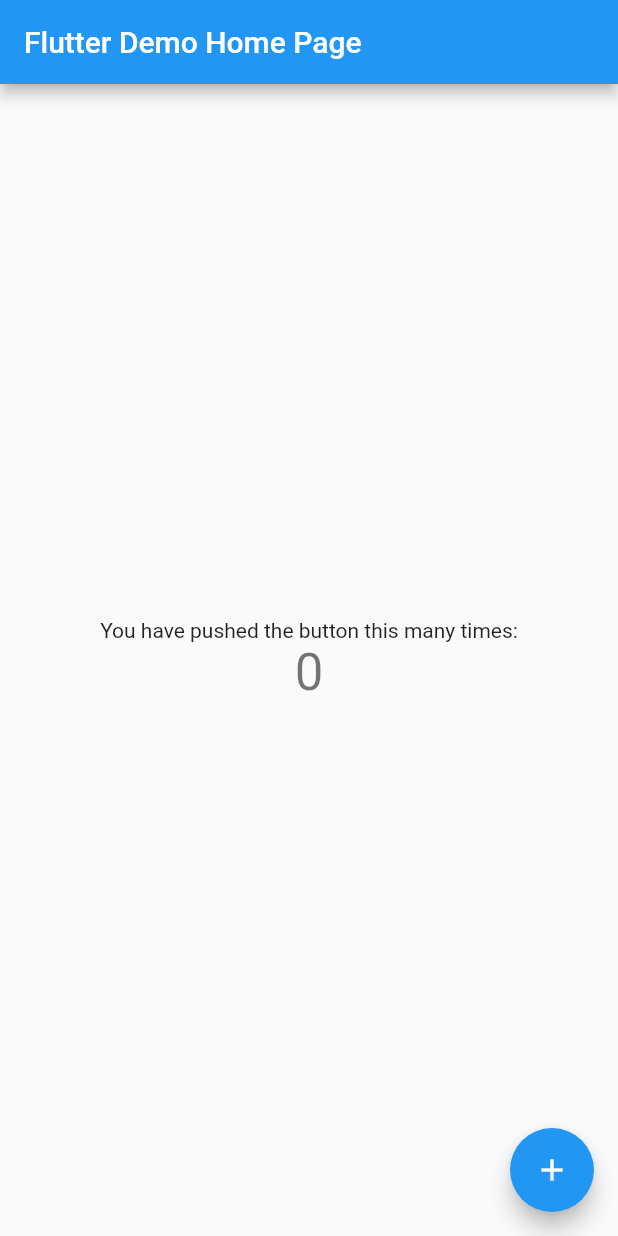
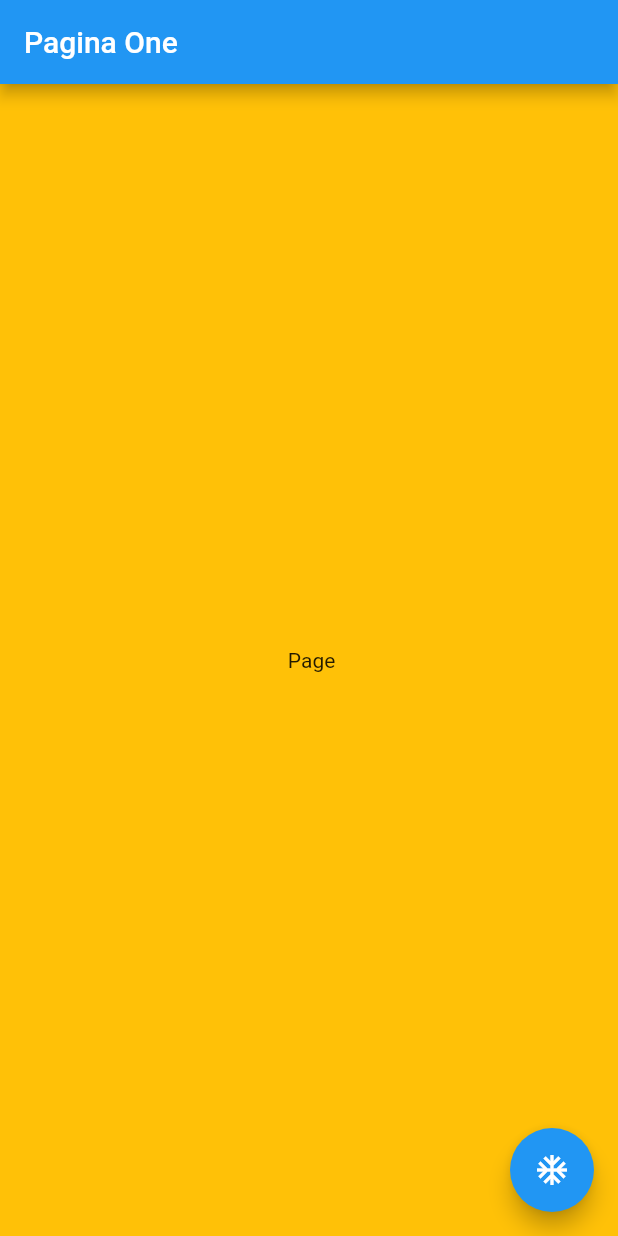
Before and after one commit to AleFachini/transitionsapp, a Flutter app: the screen it shows after launch, on a phone screen of 412 x 824 dp. Run offline on Flutter 3.47's test engine with Material 2 defaults, Android fonts, the phone set to English and light mode, and no system bars.

Commit message:
primera transicion

```diff
--- a/lib/main.dart
+++ b/lib/main.dart
@@ -1,4 +1,5 @@
 import 'package:flutter/material.dart';
+import 'package:transitionsapp/src/pages/pagina1_page.dart';
 
 void main() {
   runApp(const MyApp());
@@ -7,109 +8,15 @@ void main() {
 class MyApp extends StatelessWidget {
   const MyApp({Key? key}) : super(key: key);
 
-  // This widget is the root of your application.
   @override
   Widget build(BuildContext context) {
     return MaterialApp(
+      debugShowCheckedModeBanner: false,
       title: 'Flutter Demo',
       theme: ThemeData(
-        // This is the theme of your application.
-        //
-        // Try running your application with "flutter run". You'll see the
-        // application has a blue toolbar. Then, without quitting the app, try
-        // changing the primarySwatch below to Colors.green and then invoke
-        // "hot reload" (press "r" in the console where you ran "flutter run",
-        // or simply save your changes to "hot reload" in a Flutter IDE).
-        // Notice that the counter didn't reset back to zero; the application
-        // is not restarted.
         primarySwatch: Colors.blue,
       ),
-      home: const MyHomePage(title: 'Flutter Demo Home Page'),
+      home: PaginaOnePage(),
     );
   }
 }
-
-class MyHomePage extends StatefulWidget {
-  const MyHomePage({Key? key, required this.title}) : super(key: key);
-
-  // This widget is the home page of your application. It is stateful, meaning
-  // that it has a State object (defined below) that contains fields that affect
-  // how it looks.
-
-  // This class is the configuration for the state. It holds the values (in this
-  // case the title) provided by the parent (in this case the App widget) and
-  // used by the build method of the State. Fields in a Widget subclass are
-  // always marked "final".
-
-  final String title;
-
-  @override
-  State<MyHomePage> createState() => _MyHomePageState();
-}
-
-class _MyHomePageState extends State<MyHomePage> {
-  int _counter = 0;
-
-  void _incrementCounter() {
-    setState(() {
-      // This call to setState tells the Flutter framework that something has
-      // changed in this State, which causes it to rerun the build method below
-      // so that the display can reflect the updated values. If we changed
-      // _counter without calling setState(), then the build method would not be
-      // called again, and so nothing would appear to happen.
-      _counter++;
-    });
-  }
-
-  @override
-  Widget build(BuildContext context) {
-    // This method is rerun every time setState is called, for instance as done
-    // by the _incrementCounter method above.
-    //
-    // The Flutter framework has been optimized to make rerunning build methods
-    // fast, so that you can just rebuild anything that needs updating rather
-    // than having to individually change instances of widgets.
-    return Scaffold(
-      appBar: AppBar(
-        // Here we take the value from the MyHomePage object that was created by
-        // the App.build method, and use it to set our appbar title.
-        title: Text(widget.title),
-      ),
-      body: Center(
-        // Center is a layout widget. It takes a single child and positions it
-        // in the middle of the parent.
-        child: Column(
-          // Column is also a layout widget. It takes a list of children and
-          // arranges them vertically. By default, it sizes itself to fit its
-          // children horizontally, and tries to be as tall as its parent.
-          //
-          // Invoke "debug painting" (press "p" in the console, choose the
-          // "Toggle Debug Paint" action from the Flutter Inspector in Android
-          // Studio, or the "Toggle Debug Paint" command in Visual Studio Code)
-          // to see the wireframe for each widget.
-          //
-          // Column has various properties to control how it sizes itself and
-          // how it positions its children. Here we use mainAxisAlignment to
-          // center the children vertically; the main axis here is the vertical
-          // axis because Columns are vertical (the cross axis would be
-          // horizontal).
-          mainAxisAlignment: MainAxisAlignment.center,
-          children: <Widget>[
-            const Text(
-              'You have pushed the button this many times:',
-            ),
-            Text(
-              '$_counter',
-              style: Theme.of(context).textTheme.headline4,
-            ),
-          ],
-        ),
-      ),
-      floatingActionButton: FloatingActionButton(
-        onPressed: _incrementCounter,
-        tooltip: 'Increment',
-        child: const Icon(Icons.add),
-      ), // This trailing comma makes auto-formatting nicer for build methods.
-    );
-  }
-}
--- /dev/null
+++ b/lib/src/pages/pagina1_page.dart
@@ -0,0 +1,43 @@
+import 'package:flutter/material.dart';
+import 'package:transitionsapp/src/pages/pagina2_page.dart';
+
+class PaginaOnePage extends StatelessWidget {
+  PaginaOnePage({Key? key}) : super(key: key);
+
+  @override
+  Widget build(BuildContext context) {
+    return Scaffold(
+      appBar: AppBar(title: Text('Pagina One')),
+      backgroundColor: Colors.amber,
+      body: Center(
+        child: Text(' Page'),
+      ),
+      floatingActionButton: FloatingActionButton(
+        onPressed: (() {
+          Navigator.push(context, _crearRoute());
+        }),
+        child: Icon(Icons.ac_unit),
+      ),
+    );
+  }
+
+  Route _crearRoute() {
+    return PageRouteBuilder(
+      pageBuilder: (BuildContext context, Animation<double> animation,
+          Animation<double> secondaryAnimation) {
+        return PaginaTwoPage();
+      },
+      //transitionDuration: Duration(seconds: 2),
+      transitionsBuilder: (context, animation, secondaryAnimation, child) {
+        final curvedAnimation =
+            CurvedAnimation(parent: animation, curve: Curves.easeInOut);
+        return SlideTransition(
+          //Position sirve para determinar por donde entra o sale la pagina
+          position: Tween<Offset>(begin: Offset(0.5, 1.0), end: Offset.zero)
+              .animate(curvedAnimation),
+          child: PaginaTwoPage(),
+        );
+      },
+    );
+  }
+}
```
Also changed, not shown: lib/src/pages/pagina2_page.dart (added, +16 -0 lines).
